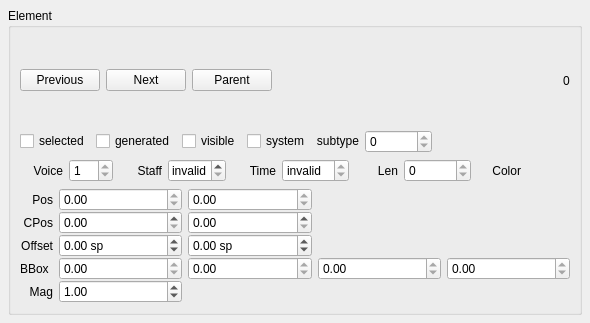
Before: the Qt Designer form mscore/mscore/element.ui in musescore/musescore-old, drawn with Qt 5.
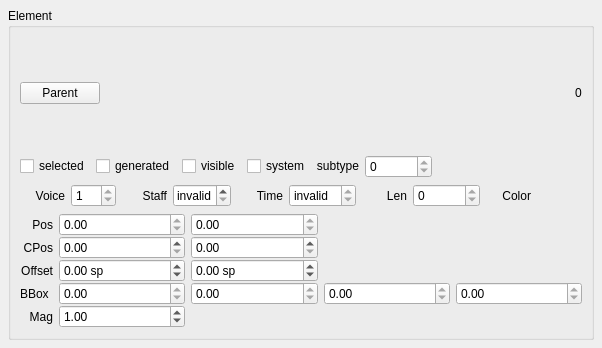
After: the same form once the commit is applied. Custom widgets are drawn as their Qt base class.

```diff
--- a/mscore/mscore/element.ui
+++ b/mscore/mscore/element.ui
@@ -6,8 +6,8 @@
    <rect>
     <x>0</x>
     <y>0</y>
-    <width>590</width>
-    <height>323</height>
+    <width>602</width>
+    <height>348</height>
    </rect>
   </property>
   <property name="windowTitle">
@@ -37,20 +37,6 @@
         <property name="margin">
          <number>0</number>
         </property>
-        <item>
-         <widget class="QPushButton" name="previousButton">
-          <property name="text">
-           <string>Previous</string>
-          </property>
-         </widget>
-        </item>
-        <item>
-         <widget class="QPushButton" name="nextButton">
-          <property name="text">
-           <string>Next</string>
-          </property>
-         </widget>
-        </item>
         <item>
          <widget class="QPushButton" name="parentButton">
           <property name="text">
```
